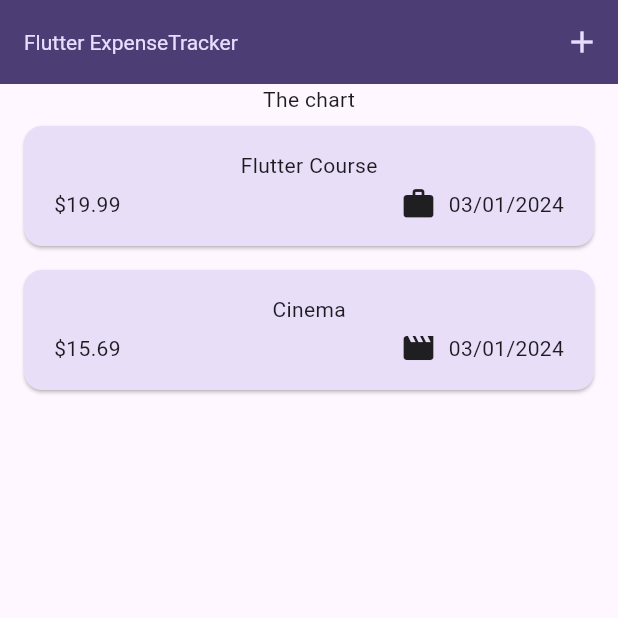
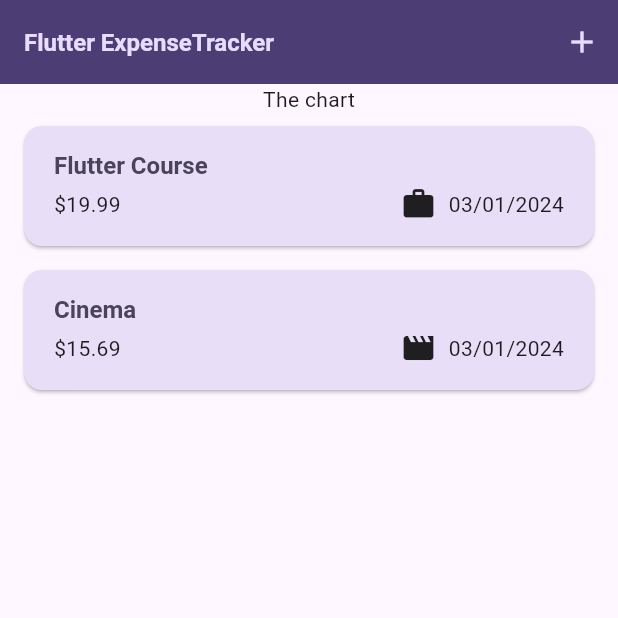
Before and after one commit to dobrewhey/expense_tracker, a Flutter app: the screen it shows after launch, on a phone screen of 412 x 824 dp, the top half of it. Run offline on Flutter 3.47's test engine with Material 3 defaults, Android fonts, the phone set to English and light mode, and no system bars.

Commit message:
Dark mode implementation

```diff
--- a/expense_tracker/lib/main.dart
+++ b/expense_tracker/lib/main.dart
@@ -3,6 +3,11 @@ import 'package:expense_tracker/widgets/expenses.dart';
 
 var kColorSheme = ColorScheme.fromSeed(
   seedColor: const Color.fromARGB(255, 96, 59, 181),
+);
+
+var kDarkColorSheme = ColorScheme.fromSeed(
+  brightness: Brightness.dark,
+  seedColor: const Color.fromARGB(255, 5, 99, 125),
 );
 
 void main() {
@@ -19,6 +24,22 @@ class MyApp extends StatelessWidget {
   @override
   Widget build(BuildContext context) {
     return MaterialApp(
+      darkTheme: ThemeData.dark().copyWith(
+        colorScheme: kDarkColorSheme,
+        cardTheme: const CardTheme().copyWith(
+          color: kDarkColorSheme.secondaryContainer,
+          margin: const EdgeInsets.symmetric(
+            horizontal: 16,
+            vertical: 8,
+          ),
+        ),
+        elevatedButtonTheme: ElevatedButtonThemeData(
+          style: ElevatedButton.styleFrom(
+            backgroundColor: kDarkColorSheme.primaryContainer,
+            foregroundColor: kDarkColorSheme.onPrimaryContainer,
+          ),
+        ),
+      ),
       theme: ThemeData().copyWith(
         colorScheme: kColorSheme,
         appBarTheme: const AppBarTheme().copyWith(
@@ -27,7 +48,10 @@ class MyApp extends StatelessWidget {
         ),
         cardTheme: const CardTheme().copyWith(
           color: kColorSheme.secondaryContainer,
-            margin: const EdgeInsets.symmetric(horizontal: 16, vertical: 8),
+          margin: const EdgeInsets.symmetric(
+            horizontal: 16,
+            vertical: 8,
+          ),
         ),
         elevatedButtonTheme: ElevatedButtonThemeData(
           style: ElevatedButton.styleFrom(
@@ -36,10 +60,12 @@ class MyApp extends StatelessWidget {
         ),
         textTheme: ThemeData().textTheme.copyWith(
               titleLarge: TextStyle(
-                    fontWeight: FontWeight.normal,
+                fontWeight: FontWeight.bold,
                 color: kColorSheme.onSecondaryContainer,
-                    fontSize: 14),
-              )),
+                fontSize: 16,
+              ),
+            ),
+      ),
       home: const Expenses(),
     );
   }
--- a/expense_tracker/lib/widgets/expenses_list/expense_item.dart
+++ b/expense_tracker/lib/widgets/expenses_list/expense_item.dart
@@ -15,8 +15,12 @@ class ExpenseItem extends StatelessWidget {
           vertical: 16,
         ),
         child: Column(
+          crossAxisAlignment: CrossAxisAlignment.start,
           children: [
-            Text(expense.title),
+            Text(
+              expense.title,
+              style: Theme.of(context).textTheme.titleLarge,
+            ),
             const SizedBox(height: 4),
             Row(
               children: [
--- a/expense_tracker/lib/widgets/expenses_list/expenses_list.dart
+++ b/expense_tracker/lib/widgets/expenses_list/expenses_list.dart
@@ -19,6 +19,11 @@ class ExpensesList extends StatelessWidget {
       itemCount: expenses.length,
       itemBuilder: (ctx, index) => Dismissible(
         key: ValueKey(expenses[index]),
+        background: Container(
+          color: Theme.of(context).colorScheme.error.withOpacity(.75),
+          margin: EdgeInsets.symmetric(
+              horizontal: Theme.of(context).cardTheme.margin!.horizontal),
+        ),
         onDismissed: (direction) {
           onRemoveExpense(expenses[index]);
         },
```
Lines whose indentation alone changed are shown as unchanged.
